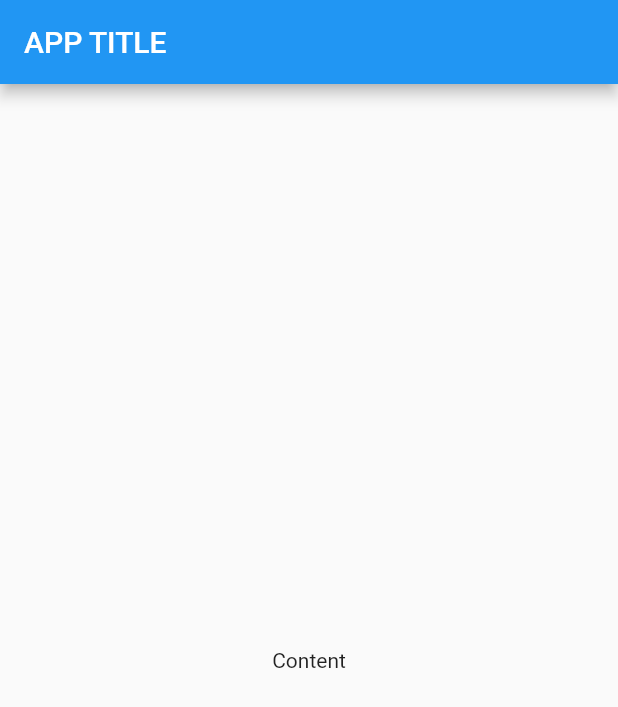
After one commit to armacoty/travel_in, a Flutter app: the screen it shows after launch, on a phone screen of 412 x 824 dp. The commit adds this screen. Shown: the top 707 px of the screen. Run offline on Flutter 3.47's test engine with Material 2 defaults, Android fonts, the light colour scheme and no system bars.

Commit message:
Разбил экраны

```diff
--- /dev/null
+++ b/lib/screen/splashscreen.dart
@@ -0,0 +1,22 @@
+import 'package:flutter/material.dart';
+
+class WelcomePage extends StatefulWidget {
+  @override
+  _WelcomePageState createState() => _WelcomePageState();
+}
+
+class _WelcomePageState extends State<WelcomePage> {
+  @override
+  Widget build(BuildContext context) {
+    return Scaffold(
+      appBar: AppBar(
+        title: Text("APP TITLE"),
+      ),
+      body: Center(
+        child: Text(
+          'Content',
+        ),
+      ),
+    );
+  }
+}
```
Also changed, not shown: lib/main.dart (+2 -48 lines), lib/screen/ar.dart (added, +22 -0 lines), lib/screen/login.dart (added, +22 -0 lines), lib/screen/prear.dart (added, +22 -0 lines).
